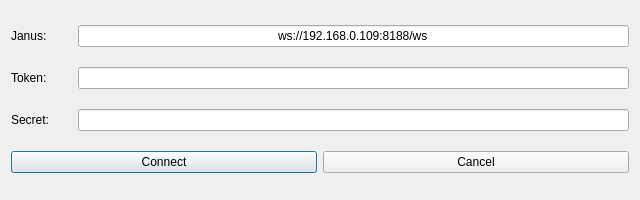
This is UI/janus_connection_dialog.ui in ouxianghui/janus-client as Qt 5 draws it before an edit. The edited form follows.
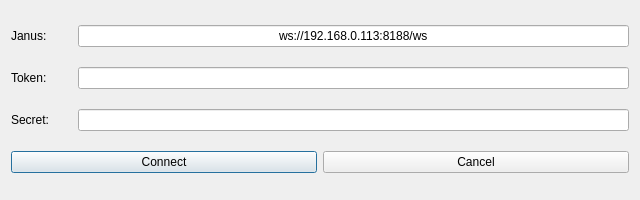
This is the edited form.

Diff of the .ui file:
```diff
--- a/UI/janus_connection_dialog.ui
+++ b/UI/janus_connection_dialog.ui
@@ -26,7 +26,7 @@
      <item>
       <widget class="QLineEdit" name="serverUrlLineEdit">
        <property name="text">
-        <string>ws://192.168.0.109:8188/ws</string>
+        <string>ws://192.168.0.113:8188/ws</string>
        </property>
        <property name="alignment">
         <set>Qt::AlignCenter</set>
```
